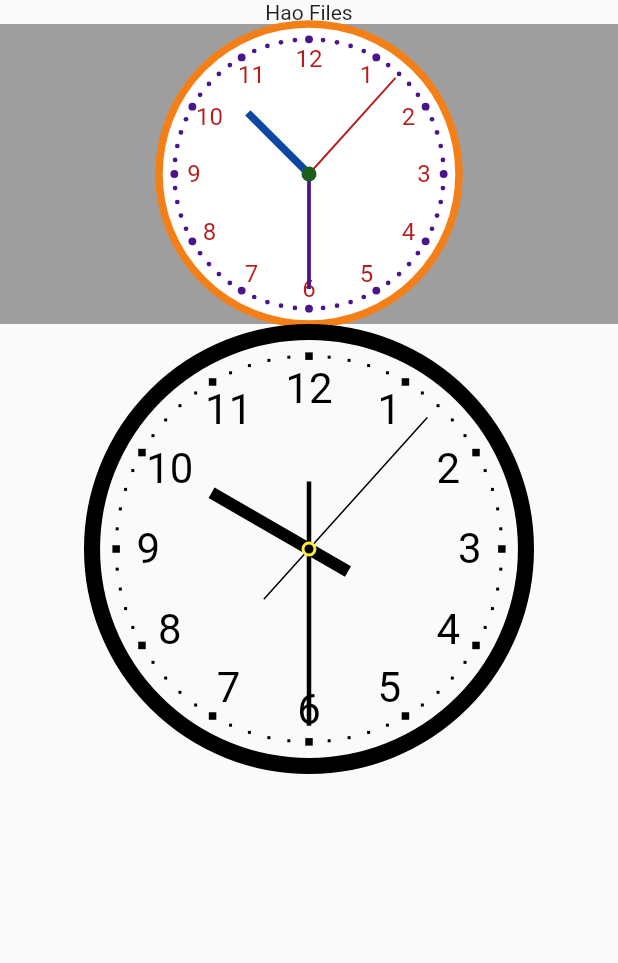
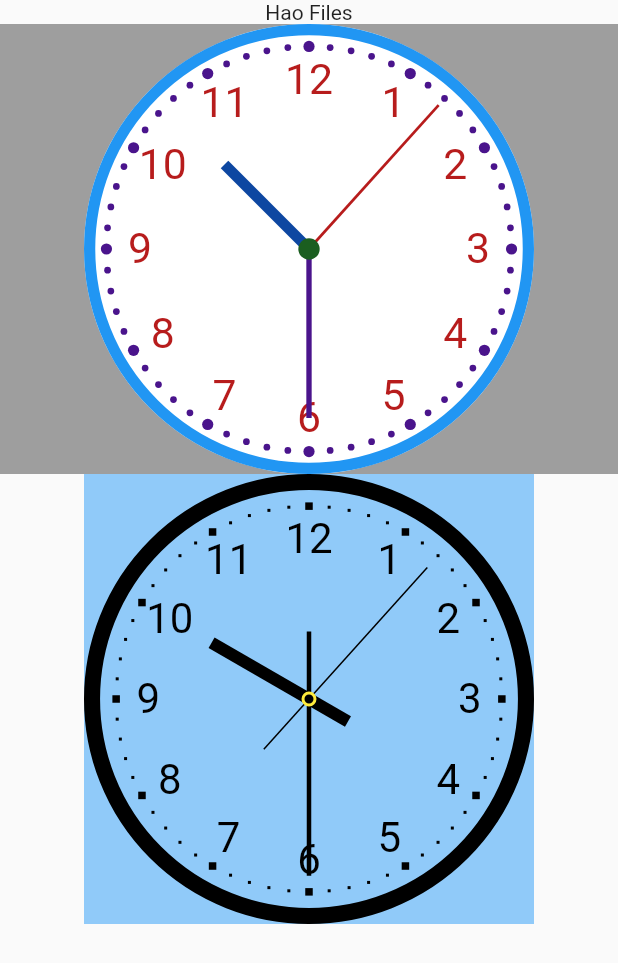
Before and after one commit to conghaonet/flutter_file_explorer, a Flutter app: the screen it shows after launch, on a phone screen of 412 x 824 dp. Shown: the top 963 px of the screen. Run offline on Flutter 3.47's test engine with Material 2 defaults, Android fonts, the phone set to English and light mode, and no system bars; our stand-ins replace connectivity, fluttertoast, shared_preferences; missing offline and left inert: flutter_statusbarcolor.

Commit message:
code optimization

```diff
--- a/lib/pages/splash_page.dart
+++ b/lib/pages/splash_page.dart
@@ -48,7 +48,7 @@ class _SplashPageState extends State<SplashPage> {
             ),
             Container(
               width: double.infinity,
-              height: 200,
+              height: 300,
               color: Colors.grey,
               child: Padding(
                 padding: EdgeInsets.zero,
@@ -56,12 +56,12 @@ class _SplashPageState extends State<SplashPage> {
                   painter: ClockPainter(
                     DateTime.now(),
                     dialPlateColor: Colors.white,
+                    borderColor: Colors.blue,
                     hourHandColor: Colors.blue[900],
                     minuteHandColor: Colors.purple[900],
                     secondHandColor: Colors.red[900],
+                    tickColor: Colors.purple[900],
                     numberColor: Colors.red[900],
-                    borderColor: Colors.yellow[900],
-                    minutePointColor: Colors.purple[900],
                     centerPointColor: Colors.green[900],
 //                    showBorder: false,
 //                    showTicks: false,
@@ -69,6 +69,7 @@ class _SplashPageState extends State<SplashPage> {
 //                    showSecondHand: false,
 //                    showNumber: false,
 //                    hourNumbers: hourNumbers,
+//                    borderWidth: 50,
                   ),
 //                child: Container(
 //                  width: 350,
@@ -79,13 +80,16 @@ class _SplashPageState extends State<SplashPage> {
                 ),
               ),
             ),
-            CustomPaint(
+            Container(
+              color: Colors.blue[200],
+              child: CustomPaint(
                 painter: ClockPainter2(DateTime.now(),
                     numberColor: Colors.black,
                     handColor: Colors.black,
                     borderColor: Colors.black,
                     radius: 150),
                 size: Size(150.0 * 2, 150.0 * 2),
+              ),
             ),
           ],
         ),
```
Also changed, not shown: lib/widgets/clock.dart (+57 -36 lines). Lines whose indentation alone changed are shown as unchanged.
